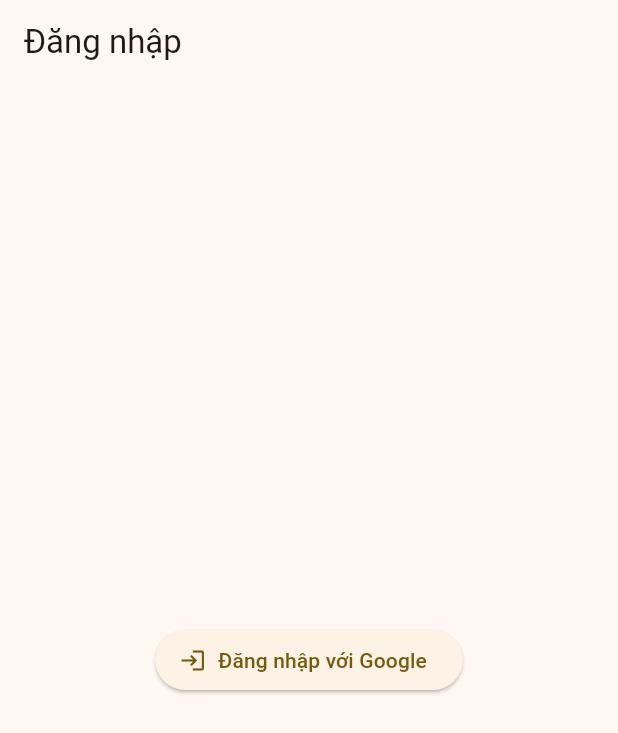
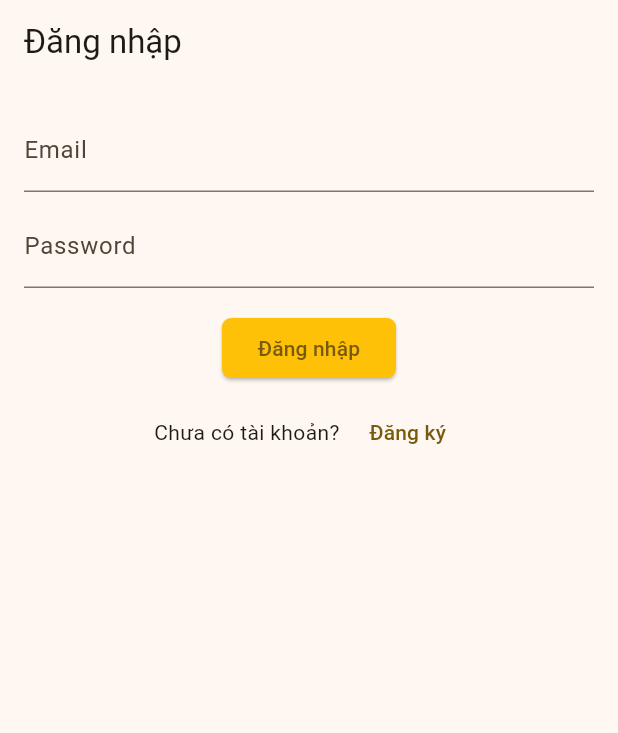
Before and after one commit to KKAiser97/gold_silver, a Flutter app: the screen it shows after launch, on a phone screen of 412 x 824 dp. Shown: the top 733 px of the screen. Run offline on Flutter 3.47's test engine with Material 3 defaults, Android fonts, the phone set to English and light mode, and no system bars; our stand-ins replace cloud_firestore, dio, equatable, firebase_auth, firebase_core, fl_chart and 4 more; missing offline and left inert: workmanager; accounts and stored records are empty; generated files the repository leaves out were written again; statements that could not run were skipped.

Commit message:
add splash, register, change login

```diff
--- a/lib/src/core/injector/locator.dart
+++ b/lib/src/core/injector/locator.dart
@@ -1,3 +1,5 @@
+import 'package:cloud_firestore/cloud_firestore.dart';
+import 'package:firebase_auth/firebase_auth.dart';
 import 'package:get_it/get_it.dart';
 import 'package:gold_silver/src/core/client/dio_client.dart';
 import 'package:gold_silver/src/features/authentication/data/datasource/auth_service.dart';
@@ -10,6 +12,8 @@ import 'package:gold_silver/src/features/dashboard/domain/dashboard_repository.d
 import 'package:gold_silver/src/features/dashboard/presentation/bloc/dashboard_bloc.dart';
 
 final GetIt locator = GetIt.instance;
+final firebaseAuth = FirebaseAuth.instance;
+final firebaseFirestore = FirebaseFirestore.instance;
 
 void setupLocator() {
   /// Register DioClient
--- a/lib/src/features/authentication/data/repository_impl/auth_repository_impl.dart
+++ b/lib/src/features/authentication/data/repository_impl/auth_repository_impl.dart
@@ -16,4 +16,15 @@ class AuthServiceRepositoryImpl implements AuthRepository {
   Future<void> signOut() {
     return service.signOut();
   }
+
+  @override
+  Future<UserCredential?> signInWithEmailAndPassword({String email = '', String password = ''}) {
+    return service.signInWithEmailAndPassword(email: email, password: password);
+  }
+
+  @override
+  Future<UserCredential?> createUserWithEmailAndPassword(
+      {String email = '', String password = '', String username = ''}) {
+    return service.createUserWithEmailAndPassword(email: email, password: password, username: username);
+  }
 }
--- a/lib/src/features/authentication/domain/auth_repository.dart
+++ b/lib/src/features/authentication/domain/auth_repository.dart
@@ -3,5 +3,10 @@ import 'package:firebase_auth/firebase_auth.dart';
 abstract class AuthRepository {
   Future<UserCredential?> signInWithGoogle();
 
+  Future<UserCredential?> createUserWithEmailAndPassword(
+      {String email = '', String password = '', String username = ''});
+
+  Future<UserCredential?> signInWithEmailAndPassword({String email = '', String password = ''});
+
   Future<void> signOut();
 }
--- a/lib/src/features/authentication/presentation/bloc/auth_bloc.dart
+++ b/lib/src/features/authentication/presentation/bloc/auth_bloc.dart
@@ -1,4 +1,6 @@
+import 'package:firebase_auth/firebase_auth.dart';
 import 'package:flutter_bloc/flutter_bloc.dart';
+import 'package:gold_silver/src/core/injector/locator.dart';
 import 'package:gold_silver/src/features/authentication/domain/auth_repository.dart';
 import 'package:gold_silver/src/features/authentication/presentation/bloc/auth_event.dart';
 import 'package:gold_silver/src/features/authentication/presentation/bloc/auth_state.dart';
@@ -7,25 +9,71 @@ class AuthBloc extends Bloc<AuthEvent, AuthState> {
   late final AuthRepository repository;
 
   AuthBloc({required this.repository}) : super(AuthInitial()) {
-    on<GoogleSignInEvent>(_onGoogleSignIn);
+    on<RegisterEvent>(_onRegister);
+    on<LoginEvent>(_onLogin);
+    on<CheckUserEvent>(_onCheckUser);
+    on<SignOutEvent>(_onSignOut);
   }
 
-  Future<void> _onGoogleSignIn(GoogleSignInEvent event, Emitter<AuthState> emit) async {
-    emit(AuthLoading());
+  User? get user => firebaseAuth.currentUser;
 
+  // Future<void> _onGoogleSignIn(GoogleSignInEvent event, Emitter<AuthState> emit) async {
+  //   emit(AuthLoading());
+  //
+  //   try {
+  //     final response = await repository.signInWithGoogle();
+  //     if (response != null) {
+  //       emit(AuthLoaded(response.user));
+  //     } else {
+  //       emit(const AuthError('Failed to sign in'));
+  //     }
+  //   } catch (e) {
+  //     emit(AuthError('Failed to sign in: $e'));
+  //   }
+  // }
+
+  Future<void> _onRegister(RegisterEvent event, Emitter<AuthState> emit) async {
     try {
-      final response = await repository.signInWithGoogle();
-      if (response != null) {
-        emit(AuthLoaded(response));
-      } else {
-        emit(const AuthError('Failed to sign in'));
+      final credential = await repository.createUserWithEmailAndPassword(
+        email: event.email,
+        password: event.password,
+        username: event.username,
+      );
+
+      if (credential?.user != null) {
+        emit(AuthLoaded(user));
       }
     } catch (e) {
-      emit(AuthError('Failed to sign in: $e'));
+      emit(AuthError('Failed to register: $e'));
     }
   }
 
-  void clearSession() {}
+  Future<void> _onLogin(LoginEvent event, Emitter<AuthState> emit) async {
+    try {
+      UserCredential? userCredential = await repository.signInWithEmailAndPassword(
+        email: event.email,
+        password: event.password,
+      );
+
+      if (userCredential != null) {
+        emit(AuthLoaded(user));
+      }
+    } catch (e) {
+      emit(AuthError(e.toString()));
+    }
+  }
+
+  void _onCheckUser(CheckUserEvent event, Emitter<AuthState> emit) {
+    if (user != null) {
+      emit(AuthLoaded(user));
+    } else {
+      emit(AuthInitial());
+    }
+  }
+
+  Future<void> _onSignOut(SignOutEvent event, Emitter<AuthState> emit) async {
+    await FirebaseAuth.instance.signOut().then((value) => emit(AuthInitial()));
+  }
 
   void loginWithBiometric() {}
 }
--- a/lib/src/features/authentication/presentation/bloc/auth_event.dart
+++ b/lib/src/features/authentication/presentation/bloc/auth_event.dart
@@ -7,8 +7,40 @@ abstract class AuthEvent extends Equatable {
   List<Object?> get props => [];
 }
 
+class RegisterEvent extends AuthEvent {
+  final String email;
+  final String password;
+  final String username;
+
+  const RegisterEvent({
+    this.email = '',
+    this.password = '',
+    this.username = '',
+  });
+
+  @override
+  List<Object?> get props => [email, password, username];
+}
+
+class LoginEvent extends AuthEvent {
+  final String email;
+  final String password;
+
+  const LoginEvent({
+    this.email = '',
+    this.password = '',
+  });
+
+  @override
+  List<Object?> get props => [email, password];
+}
+
 class GoogleSignInEvent extends AuthEvent {
   const GoogleSignInEvent();
+}
+
+class CheckUserEvent extends AuthEvent {
+  const CheckUserEvent();
 }
 
 class SignOutEvent extends AuthEvent {
--- a/lib/src/features/authentication/presentation/bloc/auth_state.dart
+++ b/lib/src/features/authentication/presentation/bloc/auth_state.dart
@@ -13,19 +13,23 @@ class AuthInitial extends AuthState {}
 class AuthLoading extends AuthState {}
 
 class AuthLoaded extends AuthState {
-  final UserCredential userCredential;
+  // final UserCredential userCredential;
+  final User? user;
 
-  const AuthLoaded(this.userCredential);
+  const AuthLoaded(this.user);
 
   @override
-  List<Object?> get props => [userCredential];
+  List<Object?> get props => [user];
 }
 
 class AuthError extends AuthState {
   final String message;
+  final DateTime timestamp;
 
-  const AuthError(this.message);
+  /// Added timestamp to guarantee uniqueness of error state (bloc compares old state with new state to trigger UI update)
+
+  AuthError(this.message) : timestamp = DateTime.now();
 
   @override
-  List<Object?> get props => [message];
+  List<Object?> get props => [message, timestamp];
 }
--- a/lib/src/features/authentication/presentation/login_screen.dart
+++ b/lib/src/features/authentication/presentation/login_screen.dart
@@ -3,10 +3,15 @@ import 'package:flutter_bloc/flutter_bloc.dart';
 import 'package:gold_silver/src/features/authentication/presentation/bloc/auth_bloc.dart';
 import 'package:gold_silver/src/features/authentication/presentation/bloc/auth_event.dart';
 import 'package:gold_silver/src/features/authentication/presentation/bloc/auth_state.dart';
+import 'package:gold_silver/src/features/authentication/presentation/register_screen.dart';
 import 'package:gold_silver/src/features/main/main_screen.dart';
+import 'package:gold_silver/src/theme/theme.dart';
 
 class LoginScreen extends StatelessWidget {
-  const LoginScreen({super.key});
+  LoginScreen({super.key});
+
+  final emailCtrl = TextEditingController();
+  final passwordCtrl = TextEditingController();
 
   @override
   Widget build(BuildContext context) {
@@ -25,13 +30,47 @@ class LoginScreen extends StatelessWidget {
             );
           }
         },
-        child: Center(
-          child: ElevatedButton.icon(
-            icon: Icon(Icons.login),
-            label: Text("Đăng nhập với Google"),
-            onPressed: () {
-              context.read<AuthBloc>().add(const GoogleSignInEvent());
-            },
+        child: Container(
+          padding: const EdgeInsets.all(16),
+          child: Column(
+            children: [
+              TextField(
+                controller: emailCtrl,
+                decoration: const InputDecoration(labelText: 'Email'),
+              ),
+              const SizedBox(height: 8),
+              TextField(
+                controller: passwordCtrl,
+                obscureText: true,
+                decoration: const InputDecoration(labelText: 'Password'),
+              ),
+              const SizedBox(height: 16),
+              ElevatedButton(
+                  style: ElevatedButton.styleFrom(
+                    backgroundColor: AppColors.schemeColor,
+                    shape: RoundedRectangleBorder(
+                      borderRadius: BorderRadius.circular(6), // Reduced border radius
+                    ),
+                  ),
+                  onPressed: () => context
+                      .read<AuthBloc>()
+                      .add(LoginEvent(email: emailCtrl.text.trim(), password: passwordCtrl.text.trim())),
+                  child: const Text('Đăng nhập')),
+              const SizedBox(height: 8),
+              Row(mainAxisAlignment: MainAxisAlignment.center, children: [
+                Text('Chưa có tài khoản?'),
+                const SizedBox(width: 8),
+                TextButton(
+                  onPressed: () {
+                    Navigator.push(
+                      context,
+                      MaterialPageRoute(builder: (context) => RegisterScreen()),
+                    );
+                  },
+                  child: const Text('Đăng ký'),
+                ),
+              ]),
+            ],
           ),
         ),
       ),
--- a/lib/src/my_app.dart
+++ b/lib/src/my_app.dart
@@ -1,25 +1,26 @@
 import 'package:flutter/material.dart';
 import 'package:flutter_bloc/flutter_bloc.dart';
-import 'package:gold_silver/src/features/authentication/presentation/login_screen.dart';
+import 'package:gold_silver/src/features/authentication/presentation/splash_screen.dart';
 import 'package:gold_silver/src/theme/app_color.dart';
 
 import 'core/injector/locator.dart';
 import 'features/authentication/presentation/bloc/auth_bloc.dart';
+import 'features/authentication/presentation/bloc/auth_event.dart';
 
 class MyApp extends StatelessWidget {
   const MyApp({super.key});
 
   @override
   Widget build(BuildContext context) {
-    return MaterialApp(
-      title: 'Gold Silver Alert',
-      theme: ThemeData(
-        colorScheme: ColorScheme.fromSeed(seedColor: AppColors.schemeColor),
-        useMaterial3: true,
-      ),
-      home: BlocProvider<AuthBloc>(
-        create: (_) => locator<AuthBloc>(),
-        child: const LoginScreen(),
+    return BlocProvider<AuthBloc>(
+      create: (_) => locator<AuthBloc>()..add(const CheckUserEvent()),
+      child: MaterialApp(
+        title: 'Gold Silver Alert',
+        theme: ThemeData(
+          colorScheme: ColorScheme.fromSeed(seedColor: AppColors.schemeColor),
+          useMaterial3: true,
+        ),
+        home: const SplashScreen(),
       ),
     );
   }
```
Also changed, not shown: lib/src/features/authentication/data/datasource/auth_service.dart (+97 -5 lines), lib/src/features/authentication/domain/models/firebase_user.dart (added, +36 -0 lines), lib/src/features/authentication/presentation/register_screen.dart (added, +74 -0 lines), lib/src/features/authentication/presentation/splash_screen.dart (added, +48 -0 lines).
